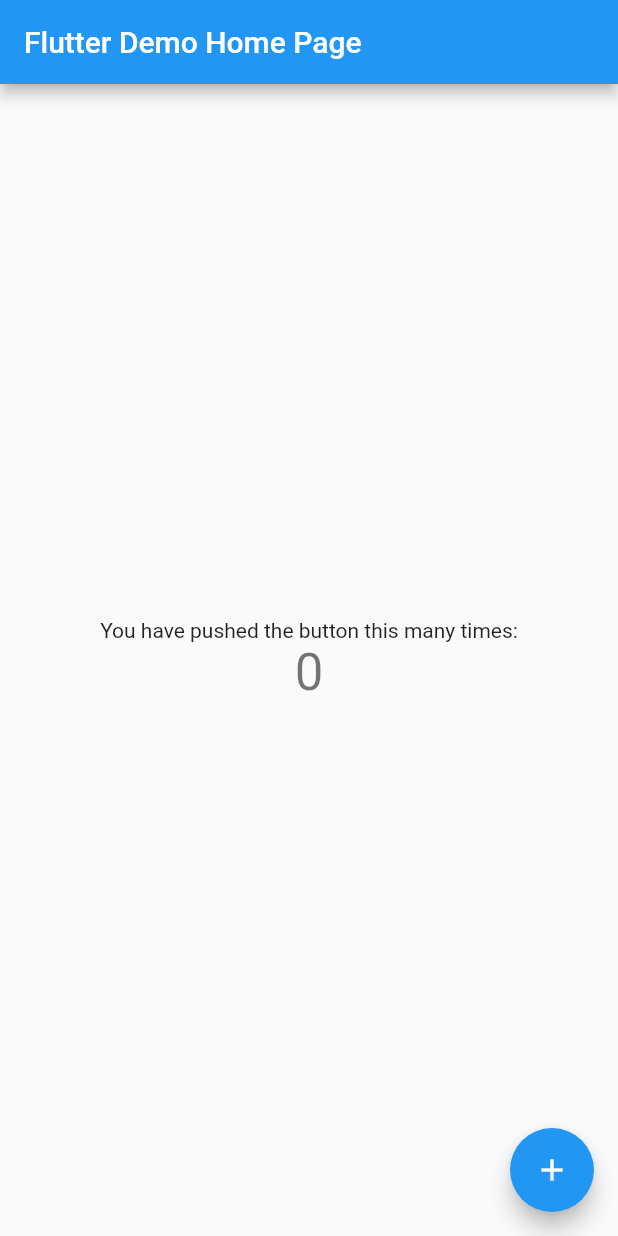
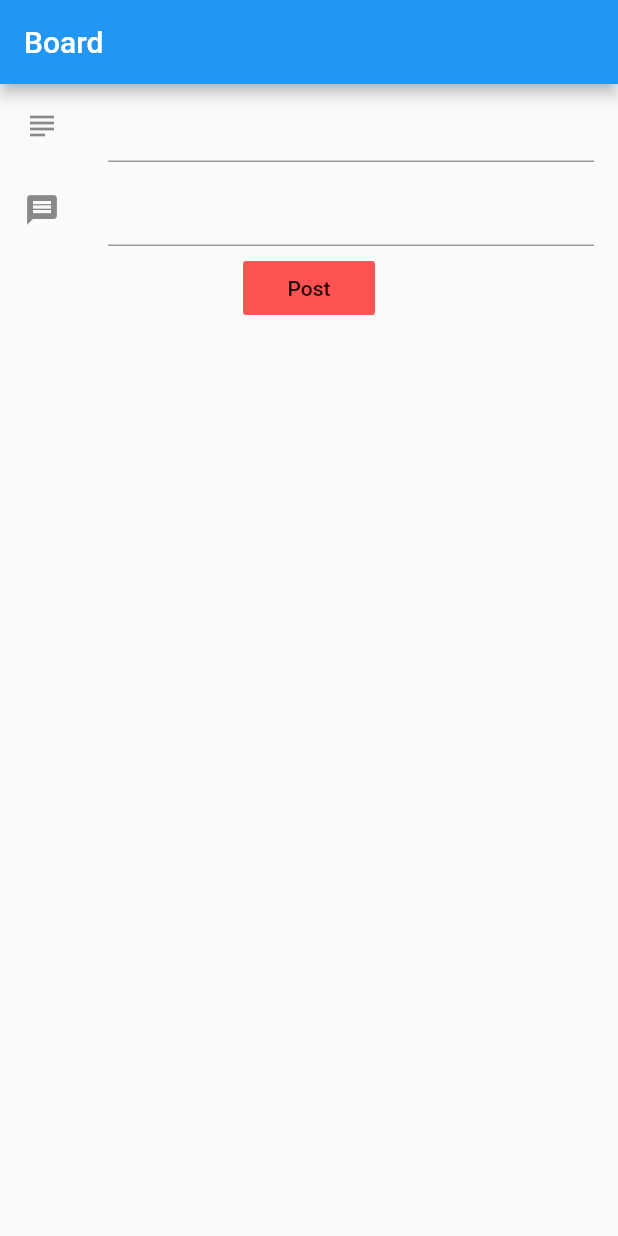
Before and after one commit to mukesh525/FirebaseFlutter, a Flutter app: the screen it shows after launch, on a phone screen of 412 x 824 dp. Run offline on Flutter 3.47's test engine with Material 2 defaults, Android fonts, the phone set to English and light mode, and no system bars; drawn by our look-alikes of firebase_database.

Commit message:
first commit

```diff
--- a/lib/main.dart
+++ b/lib/main.dart
@@ -1,94 +1,140 @@
+import 'package:firebase_database/firebase_database.dart';
+import 'package:firebase_database/ui/firebase_animated_list.dart';
 import 'package:flutter/material.dart';
 
-void main() {
-  runApp(MyApp());
-}
+import 'model/board.dart';
+
+void main() => runApp(new MyApp());
 
 class MyApp extends StatelessWidget {
   // This widget is the root of your application.
   @override
   Widget build(BuildContext context) {
-    return MaterialApp(
-      title: 'Flutter Demo',
-      theme: ThemeData(
-        visualDensity: VisualDensity.adaptivePlatformDensity,
+    return new MaterialApp(
+      title: 'Community Board',
+      theme: new ThemeData(
+        primarySwatch: Colors.blue,
       ),
-      home: MyHomePage(title: 'Flutter Demo Home Page'),
+      home: new MyHomePage(),
     );
   }
 }
 
 class MyHomePage extends StatefulWidget {
-  MyHomePage({Key key, this.title}) : super(key: key);
-  final String title;
-
   @override
-  _MyHomePageState createState() => _MyHomePageState();
+  _MyHomePageState createState() => new _MyHomePageState();
 }
 
 class _MyHomePageState extends State<MyHomePage> {
-  int _counter = 0;
+  List<Board> boardMessages = List();
+  Board board;
+  final FirebaseDatabase database = FirebaseDatabase.instance;
+  final GlobalKey<FormState> formKey = GlobalKey<FormState>();
+  DatabaseReference databaseReference;
 
-  void _incrementCounter() {
-    setState(() {
-      // This call to setState tells the Flutter framework that something has
-      // changed in this State, which causes it to rerun the build method below
-      // so that the display can reflect the updated values. If we changed
-      // _counter without calling setState(), then the build method would not be
-      // called again, and so nothing would appear to happen.
-      _counter++;
-    });
+  @override
+  void initState() {
+    super.initState();
+
+    board = Board("", "");
+    databaseReference = database.reference().child("community_board");
+    databaseReference.onChildAdded.listen(_onEntryAdded);
+    databaseReference.onChildChanged.listen(_onEntryChanged);
   }
 
   @override
   Widget build(BuildContext context) {
-    // This method is rerun every time setState is called, for instance as done
-    // by the _incrementCounter method above.
-    //
-    // The Flutter framework has been optimized to make rerunning build methods
-    // fast, so that you can just rebuild anything that needs updating rather
-    // than having to individually change instances of widgets.
-    return Scaffold(
-      appBar: AppBar(
-        // Here we take the value from the MyHomePage object that was created by
-        // the App.build method, and use it to set our appbar title.
-        title: Text(widget.title),
+    return new Scaffold(
+      appBar: new AppBar(
+        title: new Text("Board"),
       ),
-      body: Center(
-        // Center is a layout widget. It takes a single child and positions it
-        // in the middle of the parent.
-        child: Column(
-          // Column is also a layout widget. It takes a list of children and
-          // arranges them vertically. By default, it sizes itself to fit its
-          // children horizontally, and tries to be as tall as its parent.
-          //
-          // Invoke "debug painting" (press "p" in the console, choose the
-          // "Toggle Debug Paint" action from the Flutter Inspector in Android
-          // Studio, or the "Toggle Debug Paint" command in Visual Studio Code)
-          // to see the wireframe for each widget.
-          //
-          // Column has various properties to control how it sizes itself and
-          // how it positions its children. Here we use mainAxisAlignment to
-          // center the children vertically; the main axis here is the vertical
-          // axis because Columns are vertical (the cross axis would be
-          // horizontal).
-          mainAxisAlignment: MainAxisAlignment.center,
-          children: <Widget>[
-            Text(
-              'You have pushed the button this many times:',
+      body: Column(
+        children: <Widget>[
+          Flexible(
+            flex: 0,
+            child: Center(
+              child: Form(
+                key: formKey,
+                child: Flex(
+                  direction: Axis.vertical,
+                  children: <Widget>[
+                    ListTile(
+                      leading: Icon(Icons.subject),
+                      title: TextFormField(
+                        initialValue: "",
+                        onSaved: (val) => board.subject = val,
+                        validator: (val) => val == "" ? val : null,
+                      ),
+                    ),
+
+                    ListTile(
+                      leading: Icon(Icons.message),
+                      title: TextFormField(
+                        initialValue: "",
+                        onSaved: (val) => board.body = val,
+                        validator: (val) => val == "" ? val : null,
+                      ),
+                    ),
+
+                    //Send or Post button
+                    FlatButton(
+                      child: Text("Post"),
+                      color: Colors.redAccent,
+                      onPressed: () {
+                        handleSubmit();
+                      },
+                    )
+                  ],
+                ),
+              ),
             ),
-            Text(
-              '$_counter',
-              style: Theme.of(context).textTheme.headline4,
+          ),
+          Flexible(
+            child: FirebaseAnimatedList(
+              query: databaseReference,
+              itemBuilder: (_, DataSnapshot snapshot,
+                  Animation<double> animation, int index) {
+                return new Card(
+                  child: ListTile(
+                    leading: CircleAvatar(
+                      backgroundColor: Colors.red,
+                    ),
+                    title: Text(boardMessages[index].subject),
+                    subtitle: Text(boardMessages[index].body),
+                  ),
+                );
+              },
             ),
-          ],
-        ),
+          )
+        ],
       ),
-      floatingActionButton: FloatingActionButton(
-        onPressed: _incrementCounter,
-        tooltip: 'Increment',
-        child: Icon(Icons.add),
-      ), // This trailing comma makes auto-formatting nicer for build methods.
     );
   }
+
+  void _onEntryAdded(Event event) {
+    setState(() {
+      boardMessages.add(Board.fromSnapshot(event.snapshot));
+    });
+  }
+
+  void handleSubmit() {
+    final FormState form = formKey.currentState;
+    if (form.validate()) {
+      form.save();
+      form.reset();
+      //save form data to the database
+      databaseReference.push().set(board.toJson());
+    }
+  }
+
+  void _onEntryChanged(Event event) {
+    var oldEntry = boardMessages.singleWhere((entry) {
+      return entry.key == event.snapshot.key;
+    });
+
+    setState(() {
+      boardMessages[boardMessages.indexOf(oldEntry)] =
+          Board.fromSnapshot(event.snapshot);
+    });
+  }
 }
--- /dev/null
+++ b/lib/model/board.dart
@@ -0,0 +1,25 @@
+import 'package:firebase_database/firebase_database.dart';
+
+
+class Board {
+  String key;
+  String subject;
+  String body;
+
+  Board(this.subject, this.body);
+
+  Board.fromSnapshot(DataSnapshot snapshot) :
+        key = snapshot.key,
+        subject = snapshot.value["subject"],
+        body = snapshot.value["body"];
+
+  toJson() {
+    return {
+      "subject": subject,
+      "body" : body,
+    };
+  }
+
+
+
+}
--- a/pubspec.yaml
+++ b/pubspec.yaml
@@ -23,9 +23,9 @@ environment:
 dependencies:
   flutter:
     sdk: flutter
-  firebase_auth: "^0.5.8"
-  firebase_core: any
-  firebase_database: "^0.4.6"
+  firebase_auth: ^0.14.0+5
+  firebase_core: ^0.4.0+9
+  firebase_database: any
 
 
   # The following adds the Cupertino Icons font to your application.
```
Also changed, not shown: pubspec.lock, 6 other files.
